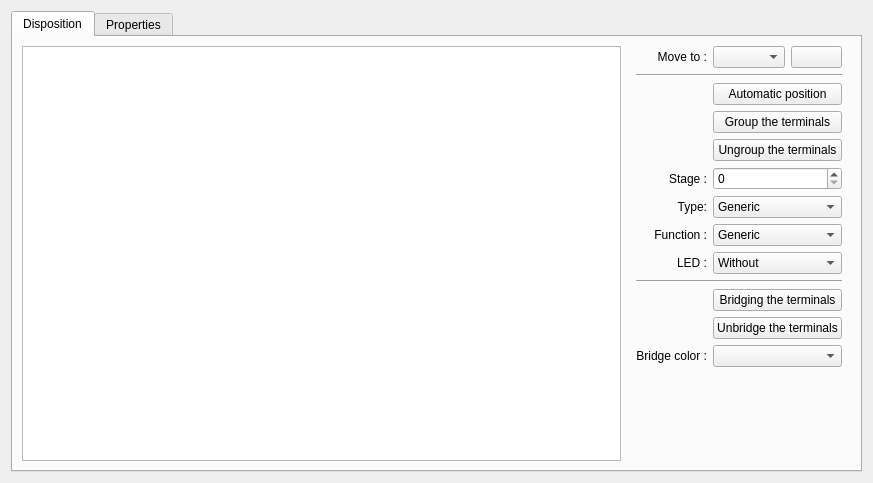
This is sources/TerminalStrip/ui/terminalstripeditor.ui in qelectrotech/qelectrotech-source-mirror as Qt 5 draws it before an edit. The edited form follows.
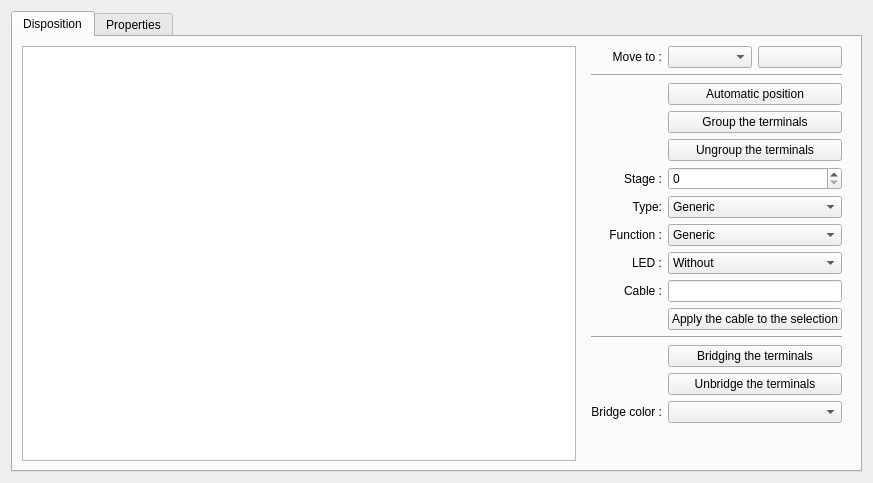
This is the edited form. Icons and pictures are not drawn. Custom widgets are drawn as their Qt base class.

The edit to the form file:
```diff
--- a/sources/TerminalStrip/ui/terminalstripeditor.ui
+++ b/sources/TerminalStrip/ui/terminalstripeditor.ui
@@ -67,7 +67,7 @@
             </property>
            </widget>
           </item>
-          <item row="12" column="1" colspan="2">
+          <item row="14" column="1" colspan="2">
            <widget class="KColorCombo" name="m_bridge_color_cb"/>
           </item>
           <item row="5" column="0">
@@ -90,7 +90,7 @@
             </property>
            </widget>
           </item>
-          <item row="12" column="0">
+          <item row="14" column="0">
            <widget class="QLabel" name="label_10">
             <property name="text">
              <string>Bridge color :</string>
@@ -139,14 +139,41 @@
             </property>
            </widget>
           </item>
-          <item row="9" column="0" colspan="3">
+          <item row="9" column="0">
+           <widget class="QLabel" name="label_cable">
+            <property name="text">
+             <string>Cable :</string>
+            </property>
+            <property name="alignment">
+             <set>Qt::AlignRight|Qt::AlignTrailing|Qt::AlignVCenter</set>
+            </property>
+           </widget>
+          </item>
+          <item row="9" column="1" colspan="2">
+           <widget class="QLineEdit" name="m_cable_le">
+            <property name="toolTip">
+             <string>Name of the cable of the selected terminals</string>
+            </property>
+           </widget>
+          </item>
+          <item row="10" column="1" colspan="2">
+           <widget class="QPushButton" name="m_cable_apply_pb">
+            <property name="toolTip">
+             <string>Set the cable name to all the selected terminals</string>
+            </property>
+            <property name="text">
+             <string>Apply the cable to the selection</string>
+            </property>
+           </widget>
+          </item>
+          <item row="11" column="0" colspan="3">
            <widget class="Line" name="line_2">
             <property name="orientation">
              <enum>Qt::Horizontal</enum>
             </property>
            </widget>
           </item>
-          <item row="13" column="0">
+          <item row="15" column="0">
            <spacer name="verticalSpacer">
             <property name="orientation">
              <enum>Qt::Vertical</enum>
@@ -233,14 +260,14 @@
             </property>
            </widget>
           </item>
-          <item row="10" column="1" colspan="2">
+          <item row="12" column="1" colspan="2">
            <widget class="QPushButton" name="m_bridge_terminals_pb">
             <property name="text">
              <string>Bridging the terminals</string>
             </property>
            </widget>
           </item>
-          <item row="11" column="1" colspan="2">
+          <item row="13" column="1" colspan="2">
            <widget class="QPushButton" name="m_unbridge_terminals_pb">
             <property name="text">
              <string>Unbridge the terminals</string>
```
